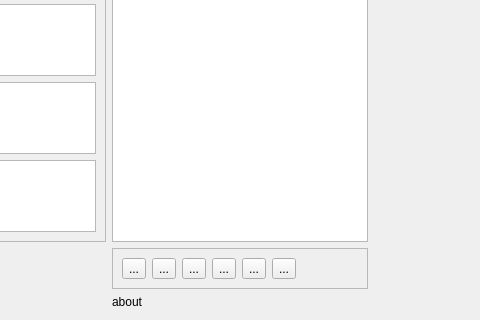
Qt form forms/widget.ui (rhofvendahl/simcellular_qt) before a commit; both pictures show x 181 to 661 and y 427 to 747 of the 800 by 747 pixel window.
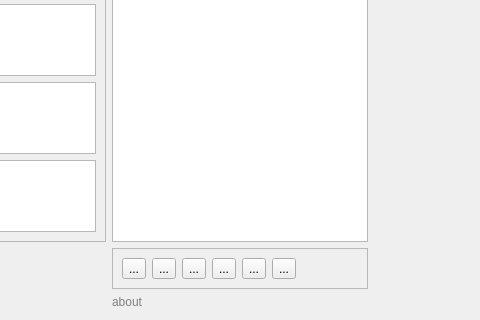
The same form after that commit. Icons and pictures are not drawn.

Commit message: add about link (links to github)

```diff
--- a/forms/widget.ui
+++ b/forms/widget.ui
@@ -20,7 +20,7 @@
    <item row="4" column="1">
     <widget class="QLabel" name="about">
      <property name="text">
-      <string>about</string>
+      <string>&lt;a href=&quot;https://github.com/rhofvendahl/simcellular_qt&quot; style=&quot;text-decoration: none; color: #808080;&quot;&gt;about&lt;/a&gt;</string>
      </property>
     </widget>
    </item>
```
The commit also changes 3 other files.
